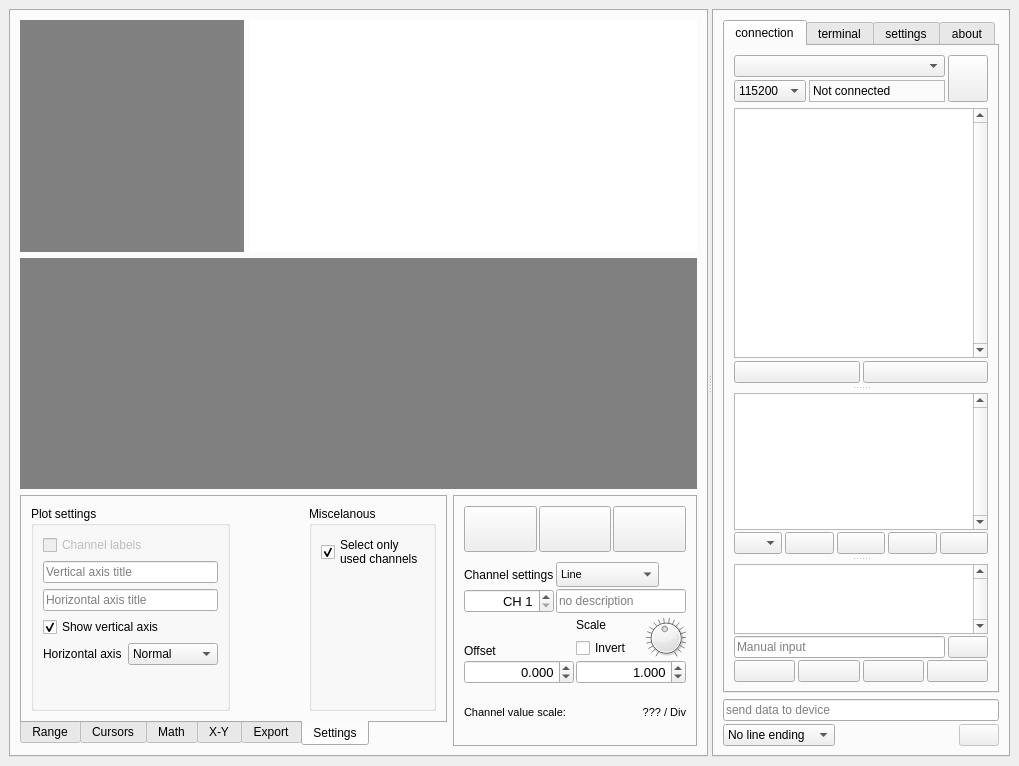
First picture: the form in mainwindow.ui, repository jirimaier/DataPlotter, before the edit.
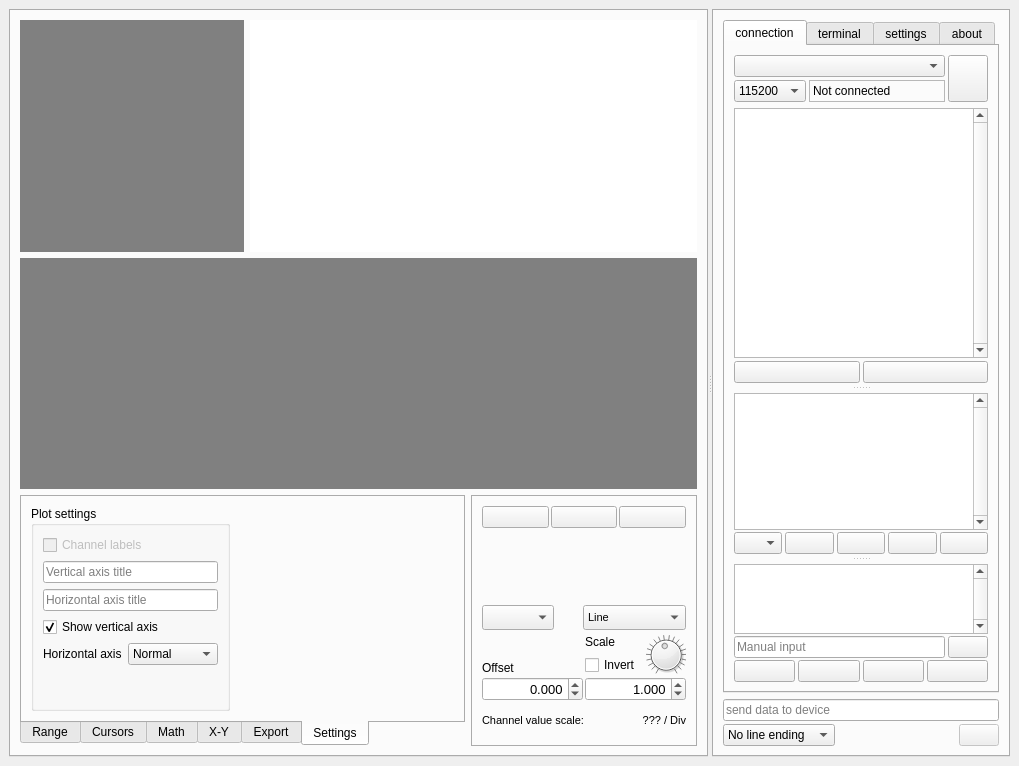
Second picture: the form after the edit. The open tabs and pages were chosen to show the change. Icons and pictures are not drawn. Custom widgets are drawn as their Qt base class.

Diff of the .ui file:
```diff
--- a/mainwindow.ui
+++ b/mainwindow.ui
@@ -2097,7 +2097,7 @@
               <attribute name="title">
                <string>Settings</string>
               </attribute>
-              <layout class="QHBoxLayout" name="horizontalLayout_23" stretch="0,1,0">
+              <layout class="QHBoxLayout" name="horizontalLayout_23" stretch="0,1">
                <item>
                 <widget class="QGroupBox" name="groupBox_5">
                  <property name="title">
@@ -2217,39 +2217,6 @@
                  </property>
                 </spacer>
                </item>
-               <item>
-                <widget class="QGroupBox" name="groupBox_13">
-                 <property name="title">
-                  <string>Miscelanous</string>
-                 </property>
-                 <layout class="QVBoxLayout" name="verticalLayout_36">
-                  <item>
-                   <widget class="QCheckBox" name="checkBoxSelectOnlyUsed">
-                    <property name="text">
-                     <string>Select only
-used channels</string>
-                    </property>
-                    <property name="checked">
-                     <bool>true</bool>
-                    </property>
-                   </widget>
-                  </item>
-                  <item>
-                   <spacer name="verticalSpacer_12">
-                    <property name="orientation">
-                     <enum>Qt::Vertical</enum>
-                    </property>
-                    <property name="sizeHint" stdset="0">
-                     <size>
-                      <width>20</width>
-                      <height>1</height>
-                     </size>
-                    </property>
-                   </spacer>
-                  </item>
-                 </layout>
-                </widget>
-               </item>
               </layout>
              </widget>
             </widget>
@@ -2302,7 +2269,7 @@
               <attribute name="title">
                <string>Channel</string>
               </attribute>
-              <layout class="QVBoxLayout" name="verticalLayout_7" stretch="0,0,0,0,0">
+              <layout class="QVBoxLayout" name="verticalLayout_7" stretch="1,5,1,1,2">
                <property name="spacing">
                 <number>5</number>
                </property>
@@ -2440,114 +2407,60 @@
                 </spacer>
                </item>
                <item>
-                <layout class="QGridLayout" name="gridLayout_4">
+                <layout class="QHBoxLayout" name="horizontalLayout_37" stretch="100,1,1">
                  <property name="spacing">
                   <number>2</number>
                  </property>
-                 <item row="0" column="0">
-                  <widget class="QLabel" name="label_11">
+                 <item>
+                  <widget class="QComboBox" name="comboBoxSelectedChannel">
+                   <property name="sizePolicy">
+                    <sizepolicy hsizetype="Preferred" vsizetype="Preferred">
+                     <horstretch>0</horstretch>
+                     <verstretch>0</verstretch>
+                    </sizepolicy>
+                   </property>
+                  </widget>
+                 </item>
+                 <item>
+                  <widget class="QPushButton" name="pushButtonChannelColor">
+                   <property name="sizePolicy">
+                    <sizepolicy hsizetype="Fixed" vsizetype="Fixed">
+                     <horstretch>0</horstretch>
+                     <verstretch>0</verstretch>
+                    </sizepolicy>
+                   </property>
+                   <property name="minimumSize">
+                    <size>
+                     <width>25</width>
+                     <height>25</height>
+                    </size>
+                   </property>
+                   <property name="maximumSize">
+                    <size>
+                     <width>25</width>
+                     <height>25</height>
+                    </size>
+                   </property>
                    <property name="text">
-                    <string>Channel settings</string>
+                    <string notr="true"/>
                    </property>
-                   <property name="buddy">
-                    <cstring>spinBoxChannelSelect</cstring>
+                   <property name="icon">
+                    <iconset resource="resources.qrc">
+                     <normaloff>:/images/icons/blank.png</normaloff>:/images/icons/blank.png</iconset>
+                   </property>
+                   <property name="iconSize">
+                    <size>
+                     <width>30</width>
+                     <height>30</height>
+                    </size>
+                   </property>
+                   <property name="flat">
+                    <bool>true</bool>
                    </property>
                   </widget>
                  </item>
-                 <item row="0" column="1">
-                  <layout class="QHBoxLayout" name="horizontalLayout_37">
-                   <property name="spacing">
-                    <number>2</number>
-                   </property>
-                   <item>
-                    <widget class="QComboBox" name="comboBoxGraphStyle">
-                     <property name="sizePolicy">
-                      <sizepolicy hsizetype="Preferred" vsizetype="Preferred">
-                       <horstretch>0</horstretch>
-                       <verstretch>0</verstretch>
-                      </sizepolicy>
-                     </property>
-                     <property name="minimumSize">
-                      <size>
-                       <width>0</width>
-                       <height>0</height>
-                      </size>
-                     </property>
-                     <property name="maximumSize">
-                      <size>
-                       <width>16777215</width>
-                       <height>16777215</height>
-                      </size>
-                     </property>
-                     <property name="font">
-                      <font>
-                       <pointsize>8</pointsize>
-                      </font>
-                     </property>
-                     <item>
-                      <property name="text">
-                       <string>Line</string>
-                      </property>
-                     </item>
-                     <item>
-                      <property name="text">
-                       <string>Points</string>
-                      </property>
-                     </item>
-                     <item>
-                      <property name="text">
-                       <string>Line and points</string>
-                      </property>
-                     </item>
-                     <item>
-                      <property name="text">
-                       <string>Hidden</string>
-                      </property>
-                     </item>
-                    </widget>
-                   </item>
-                   <item>
-                    <widget class="QPushButton" name="pushButtonChannelColor">
-                     <property name="sizePolicy">
-                      <sizepolicy hsizetype="Fixed" vsizetype="Fixed">
-                       <horstretch>0</horstretch>
-                       <verstretch>0</verstretch>
-                      </sizepolicy>
-                     </property>
-                     <property name="minimumSize">
-                      <size>
-                       <width>25</width>
-                       <height>25</height>
-                      </size>
-                     </property>
-                     <property name="maximumSize">
-                      <size>
-                       <width>25</width>
-                       <height>25</height>
-                      </size>
-                     </property>
-                     <property name="text">
-                      <string notr="true"/>
-                     </property>
-                     <property name="icon">
-                      <iconset resource="resources.qrc">
-                       <normaloff>:/images/icons/blank.png</normaloff>:/images/icons/blank.png</iconset>
-                     </property>
-                     <property name="iconSize">
-                      <size>
-                       <width>30</width>
-                       <height>30</height>
-                      </size>
-                     </property>
-                     <property name="flat">
-                      <bool>true</bool>
-                     </property>
-                    </widget>
-                   </item>
-                  </layout>
-                 </item>
-                 <item row="1" column="0">
-                  <widget class="QSpinBox" name="spinBoxChannelSelect">
+                 <item>
+                  <widget class="QComboBox" name="comboBoxGraphStyle">
                    <property name="sizePolicy">
                     <sizepolicy hsizetype="Preferred" vsizetype="Preferred">
                      <horstretch>0</horstretch>
@@ -2568,49 +2481,29 @@
                    </property>
                    <property name="font">
                     <font>
-                     <pointsize>10</pointsize>
+                     <pointsize>8</pointsize>
                     </font>
                    </property>
-                   <property name="focusPolicy">
-                    <enum>Qt::WheelFocus</enum>
-                   </property>
-                   <property name="alignment">
-                    <set>Qt::AlignRight|Qt::AlignTrailing|Qt::AlignVCenter</set>
-                   </property>
-                   <property name="buttonSymbols">
-                    <enum>QAbstractSpinBox::UpDownArrows</enum>
-                   </property>
-                   <property name="specialValueText">
-                    <string notr="true"/>
-                   </property>
-                   <property name="correctionMode">
-                    <enum>QAbstractSpinBox::CorrectToNearestValue</enum>
-                   </property>
-                   <property name="suffix">
-                    <string/>
-                   </property>
-                   <property name="prefix">
-                    <string>CH </string>
-                   </property>
-                   <property name="minimum">
-                    <number>1</number>
-                   </property>
-                   <property name="maximum">
-                    <number>68</number>
-                   </property>
-                  </widget>
-                 </item>
-                 <item row="1" column="1">
-                  <widget class="QLineEdit" name="lineEditChName">
-                   <property name="sizePolicy">
-                    <sizepolicy hsizetype="Expanding" vsizetype="Preferred">
-                     <horstretch>0</horstretch>
-                     <verstretch>0</verstretch>
-                    </sizepolicy>
-                   </property>
-                   <property name="placeholderText">
-                    <string>no description</string>
-                   </property>
+                   <item>
+                    <property name="text">
+                     <string>Line</string>
+                    </property>
+                   </item>
+                   <item>
+                    <property name="text">
+                     <string>Points</string>
+                    </property>
+                   </item>
+                   <item>
+                    <property name="text">
+                     <string>Line and points</string>
+                    </property>
+                   </item>
+                   <item>
+                    <property name="text">
+                     <string>Hidden</string>
+                    </property>
+                   </item>
                   </widget>
                  </item>
                 </layout>
```
Left out of the diff: 14 changed lines with no effect on the pictures.
